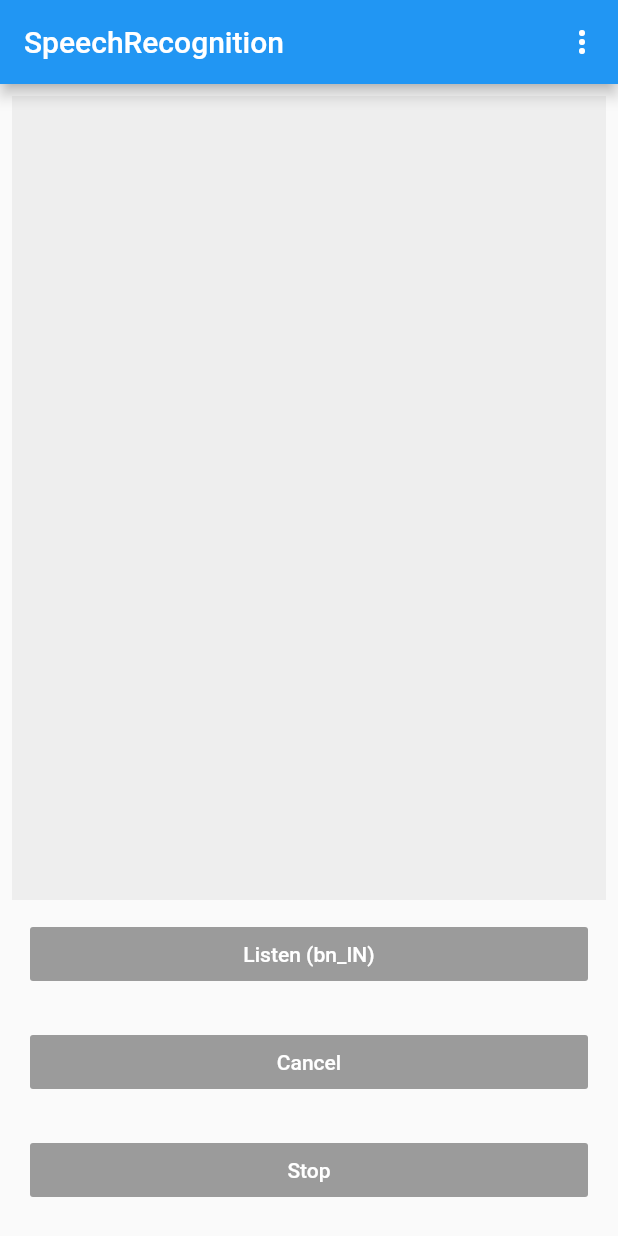
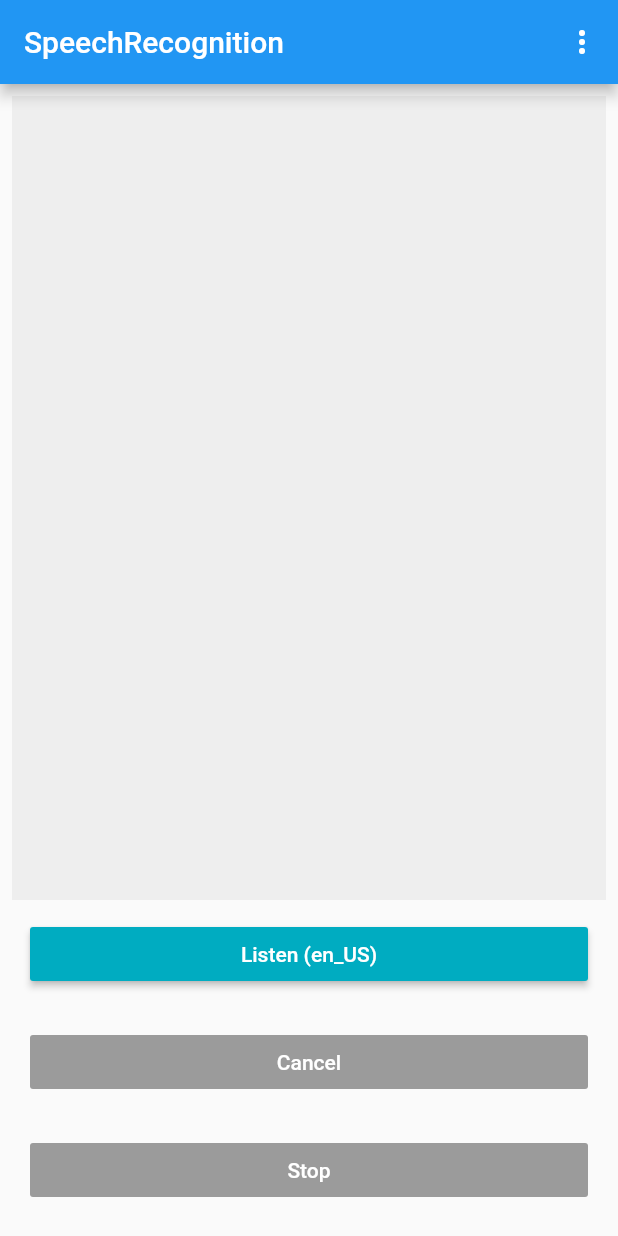
Before and after one commit to n-ikhil/Voice-Interactive-Marketplace, a Flutter app: the screen it shows after launch, on a phone screen of 412 x 824 dp. Run offline on Flutter 3.47's test engine with Material 2 defaults, Android fonts, the phone set to English and light mode, and no system bars; our stand-ins replace flutter_tts, shared_preferences, speech_to_text; missing offline and left inert: flutter_dialogflow, flutter_sound, speech_recognition.

Commit message:
little chance

```diff
--- a/myna/lib/main.dart
+++ b/myna/lib/main.dart
@@ -1,5 +1,6 @@
 
 import 'package:myna/stt2.dart';
+import 'package:myna/stt3_port.dart';
 import 'package:myna/tts.dart';
 import 'package:flutter/material.dart';
 import 'signin.dart';
@@ -19,7 +20,8 @@ class MyApp extends StatelessWidget {
       theme: ThemeData(
         primarySwatch: Colors.blue,
       ),
-      home: stt2(),
+      // home: stt2(),
+      home: stt3_port(),
       // home: tts(),
     );
   }
--- /dev/null
+++ b/myna/lib/stt3_port.dart
@@ -0,0 +1,172 @@
+import 'package:flutter/material.dart';
+import 'package:speech_to_text/speech_to_text.dart';
+import 'package:speech_to_text/speech_recognition_result.dart';
+import 'package:speech_to_text/speech_recognition_error.dart';
+
+List<Language> languages = [
+  const Language('Hindi', 'hi_IN'),
+  const Language('English', 'en_US'),
+  const Language('Kannad', 'kn_IN'),
+  const Language('Marathi', 'mr_IN'),
+  const Language('Bengali', 'bn_IN'),
+  const Language('Telgu', 'te_IN'),
+  const Language('Arabic', 'ar_AE'),
+  const Language('punjabi', 'pa_guru_IN'),
+];
+
+class Language {
+  final String name;
+  final String code;
+
+  const Language(this.name, this.code);
+}
+
+class stt3_port extends StatefulWidget {
+  @override
+  _MyAppState createState() => new _MyAppState();
+}
+
+class _MyAppState extends State<stt3_port> {
+  SpeechToText _speech;
+
+  bool _speechRecognitionAvailable = false;
+  bool _isListening = false;
+
+  String transcription = '';
+
+  //String _currentLocale = 'en_US';
+  Language selectedLang = languages.first;
+
+  @override
+  initState() {
+    super.initState();
+    activateSpeechRecognizer();
+  }
+
+  // Platform messages are asynchronous, so we initialize in an async method.
+  Future<void> activateSpeechRecognizer() async {
+    print('_MyAppState.activateSpeechRecognizer... ');
+    _speech = SpeechToText();
+    // _speech.setCurrentLocaleHandler(onCurrentLocale);
+    // _speech.setRecognitionStartedHandler(onRecognitionStarted);
+    // _speech.setRecognitionCompleteHandler(onRecognitionComplete);
+    _speechRecognitionAvailable = await _speech.initialize(
+        onError: errorHandler, onStatus: onSpeechAvailability);
+    List<LocaleName> localeNames = await _speech.locales();
+    languages.clear();
+    localeNames.forEach((localeName) =>
+        languages.add(Language(localeName.name, localeName.localeId)));
+    var currentLocale = await _speech.systemLocale();
+    if (null != currentLocale) {
+      selectedLang =
+          languages.firstWhere((lang) => lang.code == currentLocale.localeId);
+    }
+    setState(() {});
+  }
+
+  @override
+  Widget build(BuildContext context) {
+    return new MaterialApp(
+      home: new Scaffold(
+        appBar: new AppBar(
+          title: new Text('SpeechRecognition'),
+          actions: [
+            new PopupMenuButton<Language>(
+              onSelected: _selectLangHandler,
+              itemBuilder: (BuildContext context) => _buildLanguagesWidgets,
+            )
+          ],
+        ),
+        body: new Padding(
+            padding: new EdgeInsets.all(8.0),
+            child: new Center(
+              child: new Column(
+                mainAxisSize: MainAxisSize.min,
+                crossAxisAlignment: CrossAxisAlignment.stretch,
+                children: [
+                  new Expanded(
+                      child: new Container(
+                          padding: const EdgeInsets.all(8.0),
+                          color: Colors.grey.shade200,
+                          child: new Text(transcription))),
+                  _buildButton(
+                    onPressed: _speechRecognitionAvailable && !_isListening
+                        ? () => start()
+                        : null,
+                    label: _isListening
+                        ? 'Listening...'
+                        : 'Listen (${selectedLang.code})',
+                  ),
+                  _buildButton(
+                    onPressed: _isListening ? () => cancel() : null,
+                    label: 'Cancel',
+                  ),
+                  _buildButton(
+                    onPressed: _isListening ? () => stop() : null,
+                    label: 'Stop',
+                  ),
+                ],
+              ),
+            )),
+      ),
+    );
+  }
+
+  List<CheckedPopupMenuItem<Language>> get _buildLanguagesWidgets => languages
+      .map((l) => new CheckedPopupMenuItem<Language>(
+            value: l,
+            checked: selectedLang == l,
+            child: new Text(l.name),
+          ))
+      .toList();
+
+  void _selectLangHandler(Language lang) {
+    setState(() => selectedLang = lang);
+  }
+
+  Widget _buildButton({String label, VoidCallback onPressed}) => new Padding(
+      padding: new EdgeInsets.all(12.0),
+      child: new RaisedButton(
+        color: Colors.cyan.shade600,
+        onPressed: onPressed,
+        child: new Text(
+          label,
+          style: const TextStyle(color: Colors.white),
+        ),
+      ));
+
+  void start() => _speech.listen(
+      onResult: onRecognitionResult, localeId: selectedLang.code);
+
+  void cancel() {
+    _speech.cancel();
+    setState(() => _isListening = false);
+  }
+
+  void stop() {
+    _speech.stop();
+    setState(() => _isListening = false);
+  }
+
+  void onSpeechAvailability(String status) {
+    setState(() {
+      _speechRecognitionAvailable = _speech.isAvailable;
+      _isListening = _speech.isListening;
+    });
+  }
+
+  void onCurrentLocale(String locale) {
+    print('_MyAppState.onCurrentLocale... $locale');
+    setState(
+        () => selectedLang = languages.firstWhere((l) => l.code == locale));
+  }
+
+  void onRecognitionStarted() => setState(() => _isListening = true);
+
+  void onRecognitionResult(SpeechRecognitionResult result) =>
+      setState(() => transcription = result.recognizedWords);
+
+  void onRecognitionComplete() => setState(() => _isListening = false);
+
+  void errorHandler(SpeechRecognitionError error) => print(error);
+}
```
